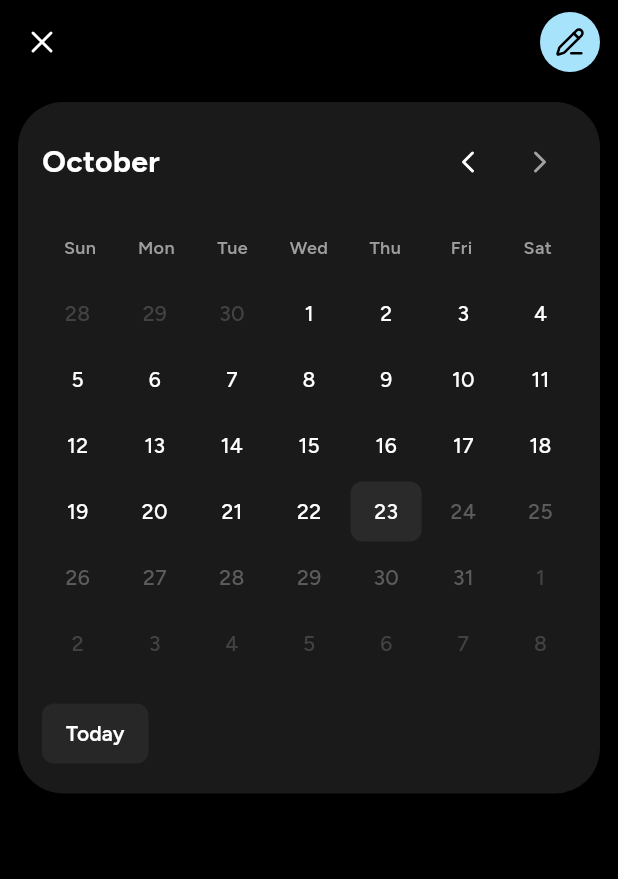
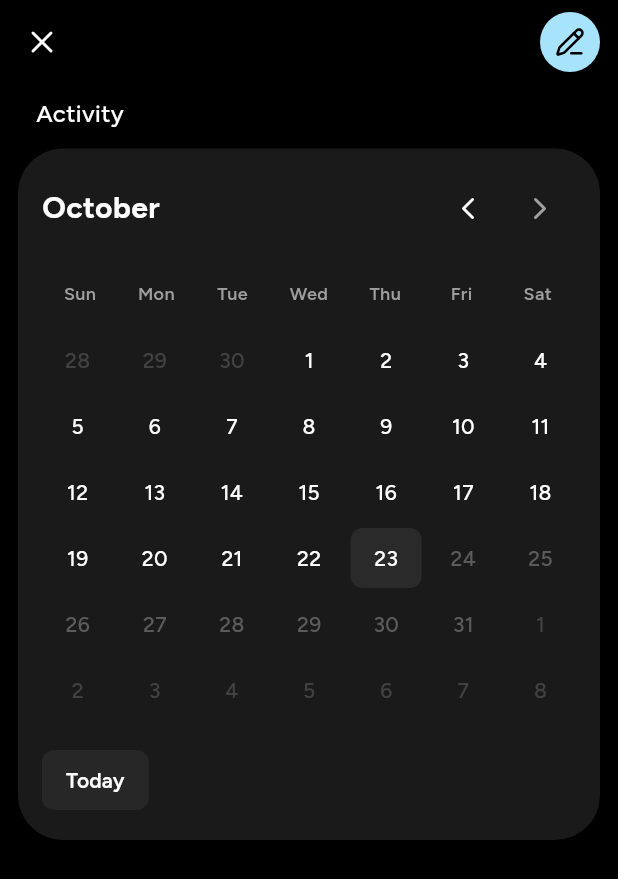
Before and after one commit to tusharonly/norm, a Flutter app: the HabitDetailsPage screen opened directly with empty values, on a phone screen of 412 x 824 dp. Shown: the top 879 px of the screen. Run offline on Flutter 3.47's test engine with Material 3 defaults, Android fonts, the light colour scheme and no system bars; our stand-ins replace hive_ce_flutter, lucide_icons_flutter, package_info_plus; accounts and stored records are empty.

Commit message:
refactor: improve habit description display and layout in HabitDetailsPage

```diff
--- a/lib/src/pages/habit_details_page.dart
+++ b/lib/src/pages/habit_details_page.dart
@@ -61,27 +61,34 @@ class _HabitDetailsPageState extends State<HabitDetailsPage> {
               children: [
                 // Description section (only show if description exists)
                 if (widget.habit.description.isNotEmpty)
-                  SizedBox(
-                    width: double.infinity,
-                    child: Card(
-                      elevation: 0,
-                      shape: RoundedRectangleBorder(
-                        borderRadius: BorderRadius.circular(30.0),
+                  Padding(
+                    padding: const EdgeInsets.symmetric(horizontal: 16.0),
+                    child: Text(
+                      "Description: ${widget.habit.description}",
+                      style: TextStyle(
+                        fontSize: 16,
+                        color: AppColors.secondaryTextColor,
                       ),
-                      child: Padding(
-                        padding: const EdgeInsets.all(16.0),
-                        child: Text(
-                          widget.habit.description,
-                          style: TextStyle(
-                            fontSize: 14,
-                            color: AppColors.secondaryTextColor,
-                          ),
-                          textAlign: TextAlign.center,
+                    ),
+                  ),
+                Column(
+                  crossAxisAlignment: CrossAxisAlignment.start,
+                  spacing: 8,
+                  children: [
+                    Padding(
+                      padding: const EdgeInsets.only(left: 16.0),
+                      child: Text(
+                        "Activity",
+                        style: TextStyle(
+                          fontSize: 16,
+                          fontWeight: FontWeight.w500,
+                          color: AppColors.primaryTextColor,
                         ),
                       ),
                     ),
-                  ),
-                ActivityCalender(habit: widget.habit),
+                    ActivityCalender(habit: widget.habit),
+                  ],
+                ),
               ],
             ),
           ),
```
